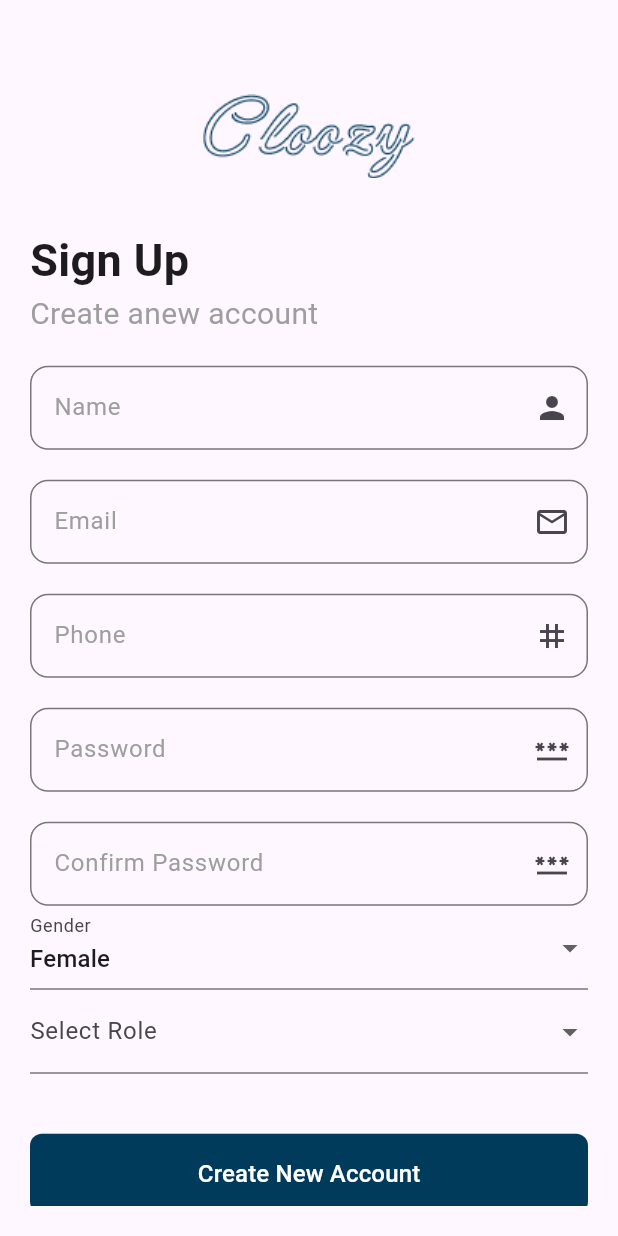
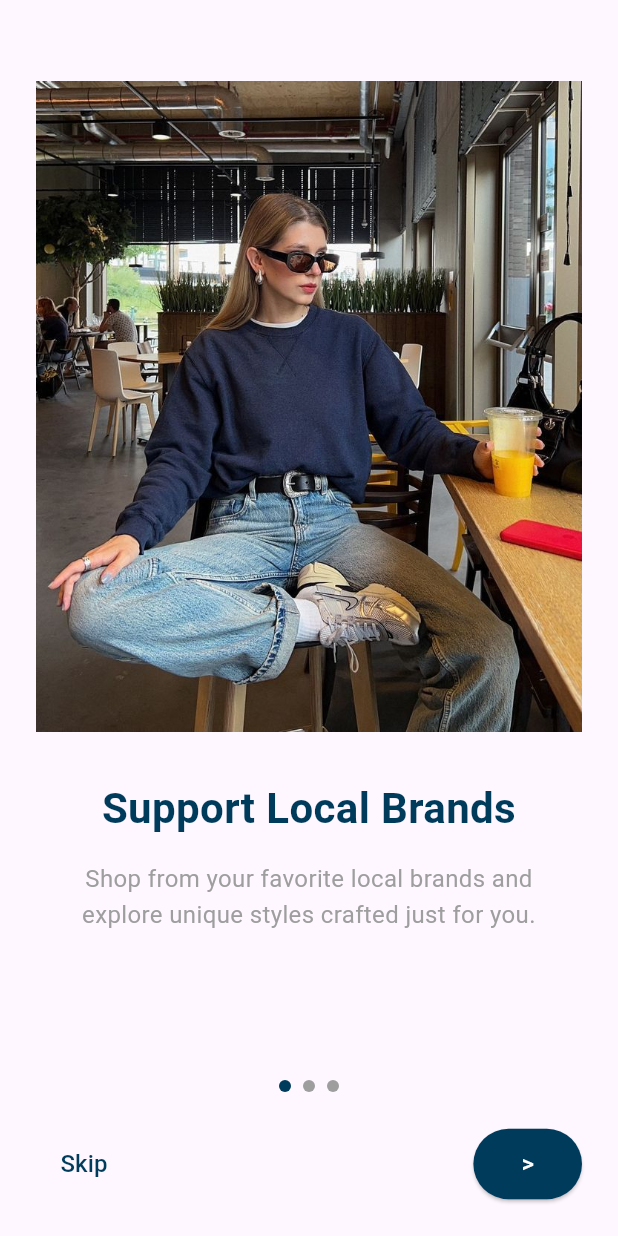
Before and after one commit to salma-elmaghawry/Cloozy-App, a Flutter app: the screen it shows after launch, on a phone screen of 412 x 824 dp. Run offline on Flutter 3.47's test engine with Material 3 defaults, Android fonts, the phone set to English and light mode, and no system bars; drawn by our look-alikes of smooth_page_indicator; our stand-ins replace bloc, dio, flutter_bloc, flutter_secure_storage.

Commit message:
onboarding

```diff
--- /dev/null
+++ b/devtools_options.yaml
@@ -0,0 +1,3 @@
+description: This file stores settings for Dart & Flutter DevTools.
+documentation: https://docs.flutter.dev/tools/devtools/extensions#configure-extension-enablement-states
+extensions:
--- a/lib/Features/Auth/manager/cubits/register/register_cubit.dart
+++ b/lib/Feature/Auth/manager/cubits/register/register_cubit.dart
@@ -1,6 +1,6 @@
 import 'package:bloc/bloc.dart';
-import 'package:cloozy/Features/Auth/manager/models/register_model.dart';
-import 'package:cloozy/Features/Auth/manager/repository/auth_repository.dart';
+import 'package:cloozy/Feature/Auth/manager/models/register_model.dart';
+import 'package:cloozy/Feature/Auth/manager/repository/auth_repository.dart';
 import 'package:http/http.dart';
 import 'package:meta/meta.dart';
 
--- /dev/null
+++ b/lib/Feature/onboarding/onboarding_screen.dart
@@ -0,0 +1,157 @@
+import 'package:cloozy/Core/common/constant.dart';
+import 'package:cloozy/Feature/Auth/views/register_page.dart';
+import 'package:flutter/material.dart';
+import 'package:smooth_page_indicator/smooth_page_indicator.dart';
+
+class OnboardingScreen extends StatefulWidget {
+  const OnboardingScreen({super.key});
+
+  @override
+  State<OnboardingScreen> createState() => _OnboardingScreenState();
+}
+
+class _OnboardingScreenState extends State<OnboardingScreen> {
+  final PageController _controller = PageController();
+  int _currentPage = 0;
+
+  final List<Map<String, dynamic>> pages = [
+    {
+      'image': 'assets/images/onboarding1.png',
+      'title': 'Support Local Brands',
+      'subtitle':
+          'Shop from your favorite local brands and\nexplore unique styles crafted just for you.',
+    },
+    {
+      'image': 'assets/images/onboarding2.png',
+      'title': 'Shop Smart, Stay Trendy',
+      'subtitle':
+          'Get personalized fashion recommendations\nand the best deals in your area.',
+    },
+    {
+      'image': 'assets/images/onboarding3.png',
+      'title': 'Discover New Trends',
+      'subtitle':
+          'Stay updated with the latest fashion trends\nand curated collections daily.',
+    },
+  ];
+
+  @override
+  Widget build(BuildContext context) {
+    return Scaffold(
+      body: PageView.builder(
+        controller: _controller,
+        itemCount: pages.length,
+        onPageChanged: (index) => setState(() => _currentPage = index),
+        itemBuilder: (context, index) => _buildPage(index),
+      ),
+    );
+  }
+
+  Widget _buildPage(int index) {
+    return Padding(
+      padding: const EdgeInsets.all(24.0),
+      child: Column(
+        children: [
+          // Image Container
+          Container(
+            height: MediaQuery.of(context).size.height * 0.6,
+            decoration: BoxDecoration(
+              image: DecorationImage(
+                image: AssetImage(pages[index]['image']),
+                fit: BoxFit.contain,
+              ),
+            ),
+          ),
+
+          // Text Content
+          Text(
+            pages[index]['title'],
+            style: TextStyle(
+              fontSize: 28,
+              fontWeight: FontWeight.bold,
+              color: PrimaryColor,
+            ),
+            textAlign: TextAlign.center,
+          ),
+          const SizedBox(height: 16),
+          Text(
+            pages[index]['subtitle'],
+            style: const TextStyle(
+              fontSize: 16,
+              color: Colors.grey,
+              height: 1.5,
+            ),
+            textAlign: TextAlign.center,
+          ),
+          const Spacer(),
+
+          // Page Indicator
+          SmoothPageIndicator(
+            controller: _controller,
+            count: pages.length,
+            effect: WormEffect(
+              activeDotColor: PrimaryColor,
+              dotColor: Colors.grey,
+              dotHeight: 8,
+              dotWidth: 8,
+            ),
+          ),
+          const SizedBox(height: 24),
+
+          // Button Row
+          Row(
+            children: [
+              // Skip Button
+              TextButton(
+                onPressed: () => Navigator.push(
+                    context, MaterialPageRoute(builder: (_) => RegisterPage())),
+                child: Text(
+                  'Skip',
+                  style: TextStyle(
+                    color: PrimaryColor,
+                    fontSize: 16,
+                  ),
+                ),
+              ),
+
+              // Spacer
+              const Spacer(),
+
+              // Next/Get Started Button
+              ElevatedButton(
+                onPressed: () => _handleButtonPress(),
+                style: ElevatedButton.styleFrom(
+                  backgroundColor: PrimaryColor,
+                  shape: RoundedRectangleBorder(
+                    borderRadius: BorderRadius.circular(24),
+                  ),
+                  padding:
+                      const EdgeInsets.symmetric(horizontal: 32, vertical: 12),
+                ),
+                child: Text(
+                  _currentPage == pages.length - 1 ? 'Get Started' : '>',
+                  style: const TextStyle(
+                    fontSize: 16,
+                    color: Colors.white,
+                  ),
+                ),
+              ),
+            ],
+          ),
+        ],
+      ),
+    );
+  }
+
+  void _handleButtonPress() {
+    if (_currentPage == pages.length - 1) {
+      Navigator.push(
+          context, MaterialPageRoute(builder: (_) => RegisterPage()));
+    } else {
+      _controller.nextPage(
+        duration: const Duration(milliseconds: 300),
+        curve: Curves.easeInOut,
+      );
+    }
+  }
+}
--- a/lib/main.dart
+++ b/lib/main.dart
@@ -1,6 +1,7 @@
-import 'package:cloozy/Features/Auth/manager/cubits/register/register_cubit.dart';
-import 'package:cloozy/Features/Auth/manager/repository/auth_repository.dart';
-import 'package:cloozy/Features/Auth/views/register_page.dart';
+import 'package:cloozy/Feature/Auth/manager/cubits/register/register_cubit.dart';
+import 'package:cloozy/Feature/Auth/manager/repository/auth_repository.dart';
+import 'package:cloozy/Feature/Auth/views/register_page.dart';
+import 'package:cloozy/Feature/onboarding/onboarding_screen.dart';
 import 'package:flutter/material.dart';
 import 'package:flutter_bloc/flutter_bloc.dart';
 
@@ -10,8 +11,6 @@ void main() {
 
 class MyApp extends StatelessWidget {
   const MyApp({super.key});
-
-  // This widget is the root of your application.
   @override
   Widget build(BuildContext context) {
     return MaterialApp(
@@ -19,7 +18,7 @@ class MyApp extends StatelessWidget {
       debugShowCheckedModeBanner: false,
       home: BlocProvider(
         create: (context) => RegisterCubit(AuthRepository()),
-        child: RegisterPage(),
+        child: OnboardingScreen(),
       ),
     );
   }
--- a/pubspec.yaml
+++ b/pubspec.yaml
@@ -29,6 +29,7 @@ environment:
 # versions available, run `flutter pub outdated`.
 dependencies:
   cupertino_icons: ^1.0.8
+  smooth_page_indicator: ^1.0.0+2
   dio: ^5.8.0
   flutter:
     sdk: flutter
```
Also changed, not shown: lib/Feature/Auth/manager/repository/auth_repository.dart (renamed from lib/Features/Auth/manager/repository/auth_repository.dart, +2 -5 lines), lib/Feature/Auth/views/register_page.dart (renamed from lib/Features/Auth/views/register_page.dart, +5 -6 lines), lib/Feature/onboarding/onboarding1.dart (added, +38 -0 lines), lib/Feature/onboarding/onboarding2.dart (added, +47 -0 lines), lib/Feature/onboarding/onboarding3.dart (added, +40 -0 lines), lib/Feature/Auth/manager/cubits/register/register_state.dart (renamed from lib/Features/Auth/manager/cubits/register/register_state.dart), lib/Feature/Auth/manager/models/register_model.dart (renamed from lib/Features/Auth/manager/models/register_model.dart), lib/Feature/Auth/views/register_page2.dart (renamed from lib/Features/Auth/views/register_page2.dart), lib/Feature/Auth/views/widgets/password_confirm_field.dart (renamed from lib/Features/Auth/views/widgets/password_confirm_field.dart), lib/Feature/home/home_page.dart (renamed from lib/Features/home/home_page.dart), pubspec.lock.
